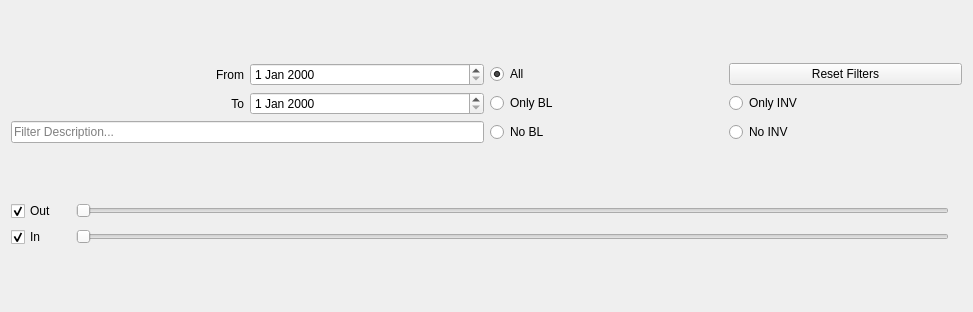
Qt form piggy_bank/ui/filter_tools.ui (pbertoni89/piggy-bank) before a commit.
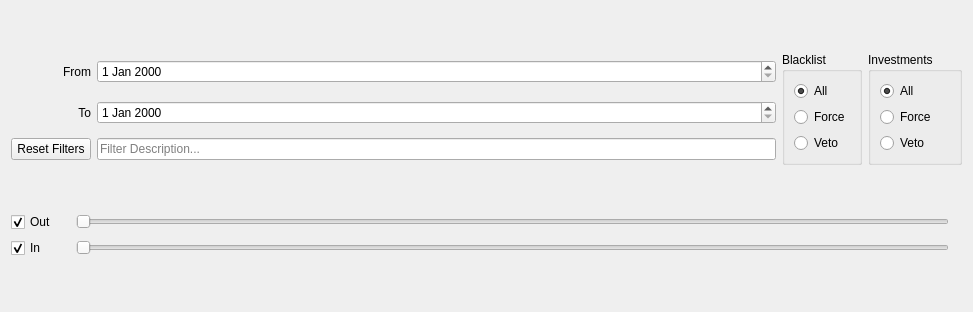
The same form after that commit. Custom widgets are drawn as their Qt base class.

Commit message: Pytest suite, README and CLAUDE.md. Blacklist and Investments filters are now separate All/Force/Veto groups

The edit to the form file:
```diff
--- a/piggy_bank/ui/filter_tools.ui
+++ b/piggy_bank/ui/filter_tools.ui
@@ -16,66 +16,9 @@
   <layout class="QVBoxLayout" name="verticalLayout">
    <item>
     <layout class="QGridLayout" name="gridLayout">
-     <item row="2" column="3">
-      <widget class="QRadioButton" name="qrb_bl_no">
-       <property name="text">
-        <string>No BL</string>
-       </property>
-       <attribute name="buttonGroup">
-        <string notr="true">bg_filter</string>
-       </attribute>
-      </widget>
-     </item>
-     <item row="2" column="4">
-      <widget class="QRadioButton" name="qrb_inv_no">
-       <property name="text">
-        <string>No INV</string>
-       </property>
-       <attribute name="buttonGroup">
-        <string notr="true">bg_filter</string>
-       </attribute>
-      </widget>
-     </item>
      <item row="0" column="1">
       <widget class="QDateEdit" name="qde_start"/>
      </item>
-     <item row="2" column="0" colspan="2">
-      <widget class="QLineEdit" name="qle_description">
-       <property name="placeholderText">
-        <string>Filter Description...</string>
-       </property>
-      </widget>
-     </item>
-     <item row="0" column="4">
-      <widget class="QPushButton" name="qpb_reset">
-       <property name="text">
-        <string>Reset Filters</string>
-       </property>
-      </widget>
-     </item>
-     <item row="1" column="3">
-      <widget class="QRadioButton" name="qrb_bl_only">
-       <property name="text">
-        <string>Only BL</string>
-       </property>
-       <attribute name="buttonGroup">
-        <string notr="true">bg_filter</string>
-       </attribute>
-      </widget>
-     </item>
-     <item row="0" column="3">
-      <widget class="QRadioButton" name="qrb_all">
-       <property name="text">
-        <string>All</string>
-       </property>
-       <property name="checked">
-        <bool>true</bool>
-       </property>
-       <attribute name="buttonGroup">
-        <string notr="true">bg_filter</string>
-       </attribute>
-      </widget>
-     </item>
      <item row="1" column="0">
       <widget class="QLabel" name="label_2">
        <property name="text">
@@ -96,17 +39,105 @@
        </property>
       </widget>
      </item>
+     <item row="2" column="0">
+      <widget class="QPushButton" name="qpb_reset">
+       <property name="text">
+        <string>Reset Filters</string>
+       </property>
+      </widget>
+     </item>
+     <item row="0" column="2" rowspan="3">
+      <widget class="QGroupBox" name="qgb_bl">
+       <property name="title">
+        <string>Blacklist</string>
+       </property>
+       <layout class="QVBoxLayout" name="verticalLayout_2">
+        <item>
+         <widget class="QRadioButton" name="qrb_bl_all">
+          <property name="text">
+           <string>All</string>
+          </property>
+          <property name="checked">
+           <bool>true</bool>
+          </property>
+          <attribute name="buttonGroup">
+           <string notr="true">brg_bl</string>
+          </attribute>
+         </widget>
+        </item>
+        <item>
+         <widget class="QRadioButton" name="qrb_bl_force">
+          <property name="text">
+           <string>Force</string>
+          </property>
+          <attribute name="buttonGroup">
+           <string notr="true">brg_bl</string>
+          </attribute>
+         </widget>
+        </item>
+        <item>
+         <widget class="QRadioButton" name="qrb_bl_veto">
+          <property name="text">
+           <string>Veto</string>
+          </property>
+          <attribute name="buttonGroup">
+           <string notr="true">brg_bl</string>
+          </attribute>
+         </widget>
+        </item>
+       </layout>
+      </widget>
+     </item>
+     <item row="2" column="1">
+      <widget class="QLineEdit" name="qle_description">
+       <property name="placeholderText">
+        <string>Filter Description...</string>
+       </property>
+      </widget>
+     </item>
      <item row="1" column="1">
       <widget class="QDateEdit" name="qde_end"/>
      </item>
-     <item row="1" column="4">
-      <widget class="QRadioButton" name="qrb_inv_only">
-       <property name="text">
-        <string>Only INV</string>
+     <item row="0" column="3" rowspan="3">
+      <widget class="QGroupBox" name="qbg_inv">
+       <property name="title">
+        <string>Investments</string>
        </property>
-       <attribute name="buttonGroup">
-        <string notr="true">bg_filter</string>
-       </attribute>
+       <layout class="QVBoxLayout" name="verticalLayout_3">
+        <item>
+         <widget class="QRadioButton" name="qrb_inv_all">
+          <property name="text">
+           <string>All</string>
+          </property>
+          <property name="checked">
+           <bool>true</bool>
+          </property>
+          <attribute name="buttonGroup">
+           <string notr="true">brg_inv</string>
+          </attribute>
+         </widget>
+        </item>
+        <item>
+         <widget class="QRadioButton" name="qrb_inv_force">
+          <property name="text">
+           <string>Force</string>
+          </property>
+          <attribute name="buttonGroup">
+           <string notr="true">brg_inv</string>
+          </attribute>
+         </widget>
+        </item>
+        <item>
+         <widget class="QRadioButton" name="qrb_inv_veto">
+          <property name="text">
+           <string>Veto</string>
+          </property>
+          <attribute name="buttonGroup">
+           <string notr="true">brg_inv</string>
+          </attribute>
+         </widget>
+        </item>
+       </layout>
       </widget>
      </item>
     </layout>
```
Left out of the diff: 4 changed lines with no effect on the pictures. The commit also changes 12 other files.
